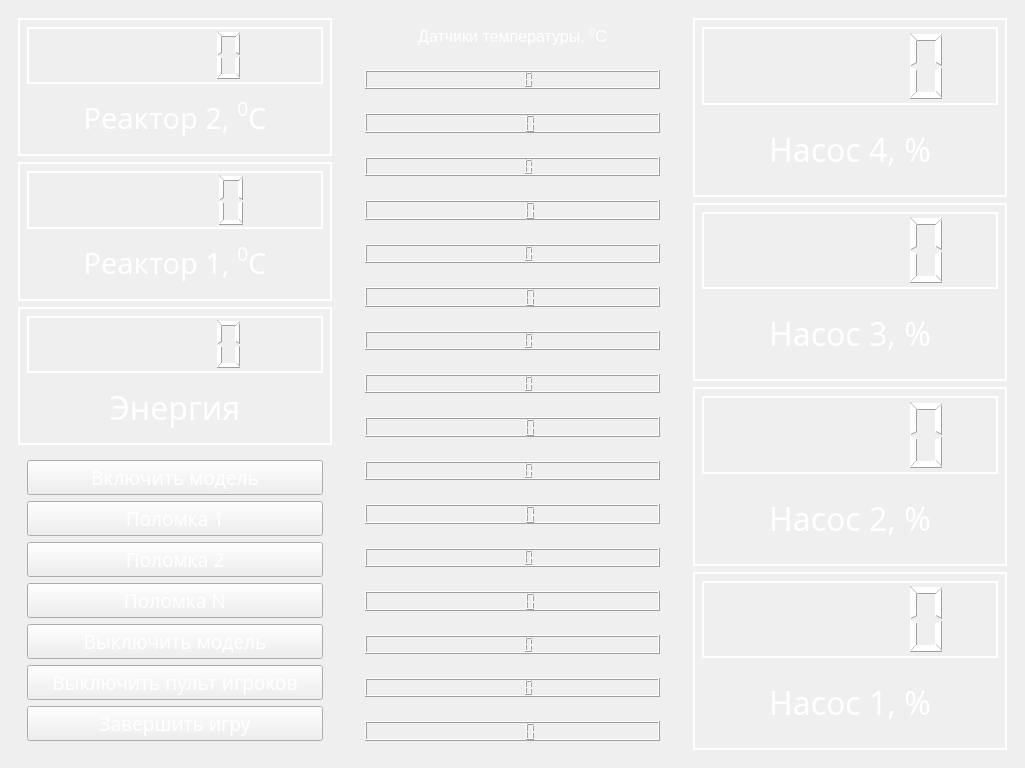
Above: controls/design/reactor_master.ui from LeonidMurashov/Hurricane_in_glass before the change. Below: the same form after it.
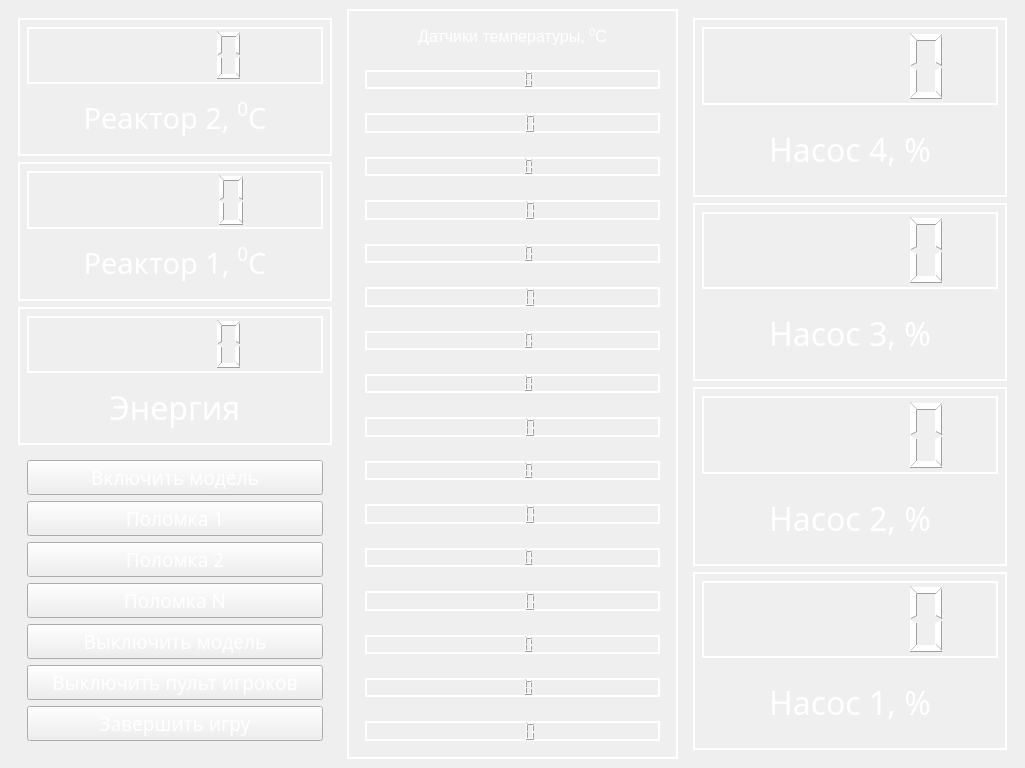
That is the form after the change. Icons and pictures are not drawn.

```diff
--- a/controls/design/reactor_master.ui
+++ b/controls/design/reactor_master.ui
@@ -425,6 +425,9 @@
         <italic>false</italic>
        </font>
       </property>
+      <property name="styleSheet">
+       <string notr="true">border: 2px solid white;</string>
+      </property>
       <layout class="QVBoxLayout" name="verticalLayout_27">
        <item>
         <widget class="QWidget" name="w" native="true">
@@ -433,6 +436,9 @@
            <italic>false</italic>
           </font>
          </property>
+         <property name="styleSheet">
+          <string notr="true">border: 0;</string>
+         </property>
          <layout class="QVBoxLayout" name="verticalLayout_28">
           <item>
            <widget class="QLabel" name="label">
@@ -459,11 +465,14 @@
            <italic>false</italic>
           </font>
          </property>
+         <property name="styleSheet">
+          <string notr="true">border: 0;</string>
+         </property>
          <layout class="QVBoxLayout" name="verticalLayout_6">
           <item>
            <widget class="QLCDNumber" name="lcdNumber">
             <property name="styleSheet">
-             <string notr="true">color: rgb(255, 255, 255);</string>
+             <string notr="true">border: 2px solid white;</string>
             </property>
            </widget>
           </item>
@@ -477,9 +486,16 @@
            <italic>false</italic>
           </font>
          </property>
+         <property name="styleSheet">
+          <string notr="true">border: 0;</string>
+         </property>
          <layout class="QVBoxLayout" name="verticalLayout_20">
           <item>
-           <widget class="QLCDNumber" name="lcdNumber_10"/>
+           <widget class="QLCDNumber" name="lcdNumber_10">
+            <property name="styleSheet">
+             <string notr="true">border: 2px solid white;</string>
+            </property>
+           </widget>
           </item>
          </layout>
         </widget>
@@ -491,9 +507,16 @@
            <italic>false</italic>
           </font>
          </property>
+         <property name="styleSheet">
+          <string notr="true">border: 0;</string>
+         </property>
          <layout class="QVBoxLayout" name="verticalLayout_19">
           <item>
-           <widget class="QLCDNumber" name="lcdNumber_9"/>
+           <widget class="QLCDNumber" name="lcdNumber_9">
+            <property name="styleSheet">
+             <string notr="true">border: 2px solid white;</string>
+            </property>
+           </widget>
           </item>
          </layout>
         </widget>
@@ -505,9 +528,16 @@
            <italic>false</italic>
           </font>
          </property>
+         <property name="styleSheet">
+          <string notr="true">border: 0;</string>
+         </property>
          <layout class="QVBoxLayout" name="verticalLayout_12">
           <item>
-           <widget class="QLCDNumber" name="lcdNumber_2"/>
+           <widget class="QLCDNumber" name="lcdNumber_2">
+            <property name="styleSheet">
+             <string notr="true">border: 2px solid white;</string>
+            </property>
+           </widget>
           </item>
          </layout>
         </widget>
@@ -519,9 +549,16 @@
            <italic>false</italic>
           </font>
          </property>
+         <property name="styleSheet">
+          <string notr="true">border: 0;</string>
+         </property>
          <layout class="QVBoxLayout" name="verticalLayout_13">
           <item>
-           <widget class="QLCDNumber" name="lcdNumber_3"/>
+           <widget class="QLCDNumber" name="lcdNumber_3">
+            <property name="styleSheet">
+             <string notr="true">border: 2px solid white;</string>
+            </property>
+           </widget>
           </item>
          </layout>
         </widget>
@@ -533,9 +570,16 @@
            <italic>false</italic>
           </font>
          </property>
+         <property name="styleSheet">
+          <string notr="true">border: 0;</string>
+         </property>
          <layout class="QVBoxLayout" name="verticalLayout_18">
           <item>
-           <widget class="QLCDNumber" name="lcdNumber_8"/>
+           <widget class="QLCDNumber" name="lcdNumber_8">
+            <property name="styleSheet">
+             <string notr="true">border: 2px solid white;</string>
+            </property>
+           </widget>
           </item>
          </layout>
         </widget>
@@ -547,9 +591,16 @@
            <italic>false</italic>
           </font>
          </property>
+         <property name="styleSheet">
+          <string notr="true">border: 0;</string>
+         </property>
          <layout class="QVBoxLayout" name="verticalLayout_17">
           <item>
-           <widget class="QLCDNumber" name="lcdNumber_7"/>
+           <widget class="QLCDNumber" name="lcdNumber_7">
+            <property name="styleSheet">
+             <string notr="true">border: 2px solid white;</string>
+            </property>
+           </widget>
           </item>
          </layout>
         </widget>
@@ -561,9 +612,16 @@
            <italic>false</italic>
           </font>
          </property>
+         <property name="styleSheet">
+          <string notr="true">border: 0;</string>
+         </property>
          <layout class="QVBoxLayout" name="verticalLayout_16">
           <item>
-           <widget class="QLCDNumber" name="lcdNumber_6"/>
+           <widget class="QLCDNumber" name="lcdNumber_6">
+            <property name="styleSheet">
+             <string notr="true">border: 2px solid white;</string>
+            </property>
+           </widget>
           </item>
          </layout>
         </widget>
@@ -575,9 +633,16 @@
            <italic>false</italic>
           </font>
          </property>
+         <property name="styleSheet">
+          <string notr="true">border: 0;</string>
+         </property>
          <layout class="QVBoxLayout" name="verticalLayout_15">
           <item>
-           <widget class="QLCDNumber" name="lcdNumber_5"/>
+           <widget class="QLCDNumber" name="lcdNumber_5">
+            <property name="styleSheet">
+             <string notr="true">border: 2px solid white;</string>
+            </property>
+           </widget>
           </item>
          </layout>
         </widget>
@@ -589,9 +654,16 @@
            <italic>false</italic>
           </font>
          </property>
+         <property name="styleSheet">
+          <string notr="true">border: 0;</string>
+         </property>
          <layout class="QVBoxLayout" name="verticalLayout_14">
           <item>
-           <widget class="QLCDNumber" name="lcdNumber_4"/>
+           <widget class="QLCDNumber" name="lcdNumber_4">
+            <property name="styleSheet">
+             <string notr="true">border: 2px solid white;</string>
+            </property>
+           </widget>
           </item>
          </layout>
         </widget>
@@ -603,9 +675,16 @@
            <italic>false</italic>
           </font>
          </property>
+         <property name="styleSheet">
+          <string notr="true">border: 0;</string>
+         </property>
          <layout class="QVBoxLayout" name="verticalLayout_23">
           <item>
-           <widget class="QLCDNumber" name="lcdNumber_13"/>
+           <widget class="QLCDNumber" name="lcdNumber_13">
+            <property name="styleSheet">
+             <string notr="true">border: 2px solid white;</string>
+            </property>
+           </widget>
           </item>
          </layout>
         </widget>
@@ -617,9 +696,16 @@
            <italic>false</italic>
           </font>
          </property>
+         <property name="styleSheet">
+          <string notr="true">border: 0;</string>
+         </property>
          <layout class="QVBoxLayout" name="verticalLayout_22">
           <item>
-           <widget class="QLCDNumber" name="lcdNumber_12"/>
+           <widget class="QLCDNumber" name="lcdNumber_12">
+            <property name="styleSheet">
+             <string notr="true">border: 2px solid white;</string>
+            </property>
+           </widget>
           </item>
          </layout>
         </widget>
@@ -631,9 +717,16 @@
            <italic>false</italic>
           </font>
          </property>
+         <property name="styleSheet">
+          <string notr="true">border: 0;</string>
+         </property>
          <layout class="QVBoxLayout" name="verticalLayout_21">
           <item>
-           <widget class="QLCDNumber" name="lcdNumber_11"/>
+           <widget class="QLCDNumber" name="lcdNumber_11">
+            <property name="styleSheet">
+             <string notr="true">border: 2px solid white;</string>
+            </property>
+           </widget>
           </item>
          </layout>
         </widget>
@@ -645,9 +738,16 @@
            <italic>false</italic>
           </font>
          </property>
+         <property name="styleSheet">
+          <string notr="true">border: 0;</string>
+         </property>
          <layout class="QVBoxLayout" name="verticalLayout_24">
           <item>
-           <widget class="QLCDNumber" name="lcdNumber_14"/>
+           <widget class="QLCDNumber" name="lcdNumber_14">
+            <property name="styleSheet">
+             <string notr="true">border: 2px solid white;</string>
+            </property>
+           </widget>
           </item>
          </layout>
         </widget>
@@ -659,9 +759,16 @@
            <italic>false</italic>
           </font>
          </property>
+         <property name="styleSheet">
+          <string notr="true">border: 0;</string>
+         </property>
          <layout class="QVBoxLayout" name="verticalLayout_26">
           <item>
-           <widget class="QLCDNumber" name="lcdNumber_16"/>
+           <widget class="QLCDNumber" name="lcdNumber_16">
+            <property name="styleSheet">
+             <string notr="true">border: 2px solid white;</string>
+            </property>
+           </widget>
           </item>
          </layout>
         </widget>
@@ -673,9 +780,16 @@
            <italic>false</italic>
           </font>
          </property>
+         <property name="styleSheet">
+          <string notr="true">border: 0;</string>
+         </property>
          <layout class="QVBoxLayout" name="verticalLayout_25">
           <item>
-           <widget class="QLCDNumber" name="lcdNumber_15"/>
+           <widget class="QLCDNumber" name="lcdNumber_15">
+            <property name="styleSheet">
+             <string notr="true">border: 2px solid white;</string>
+            </property>
+           </widget>
           </item>
          </layout>
         </widget>
```
